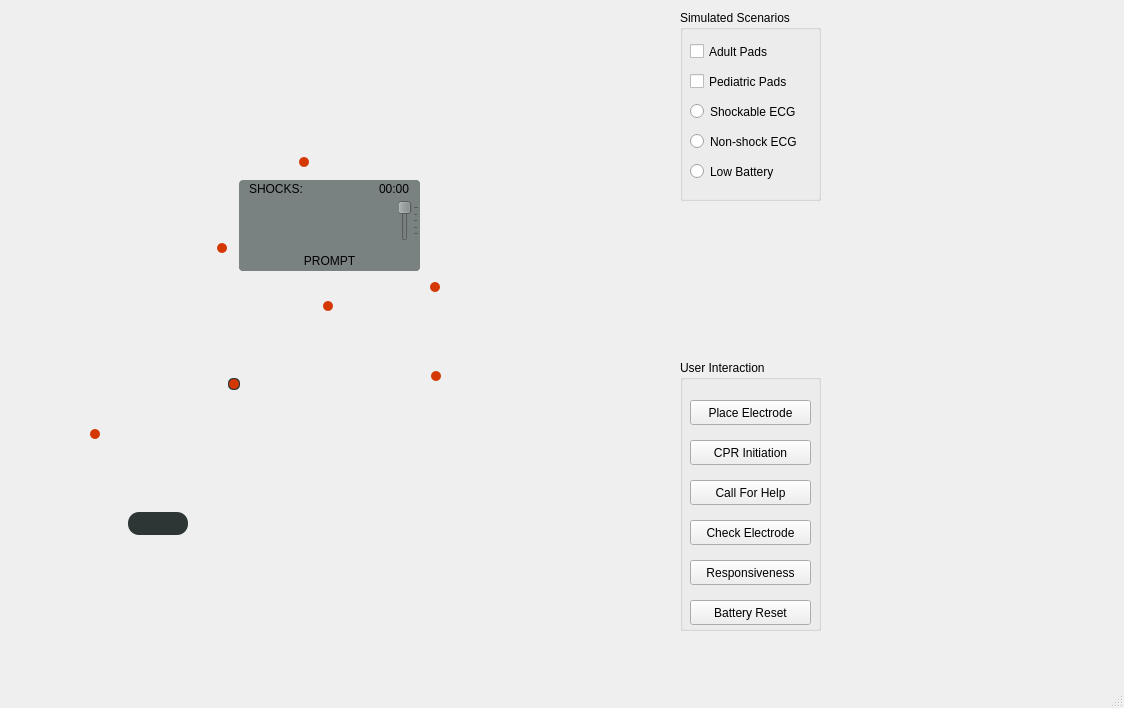
g-kassis/AED, file AED_Project/mainwindow.ui: the form before one commit.
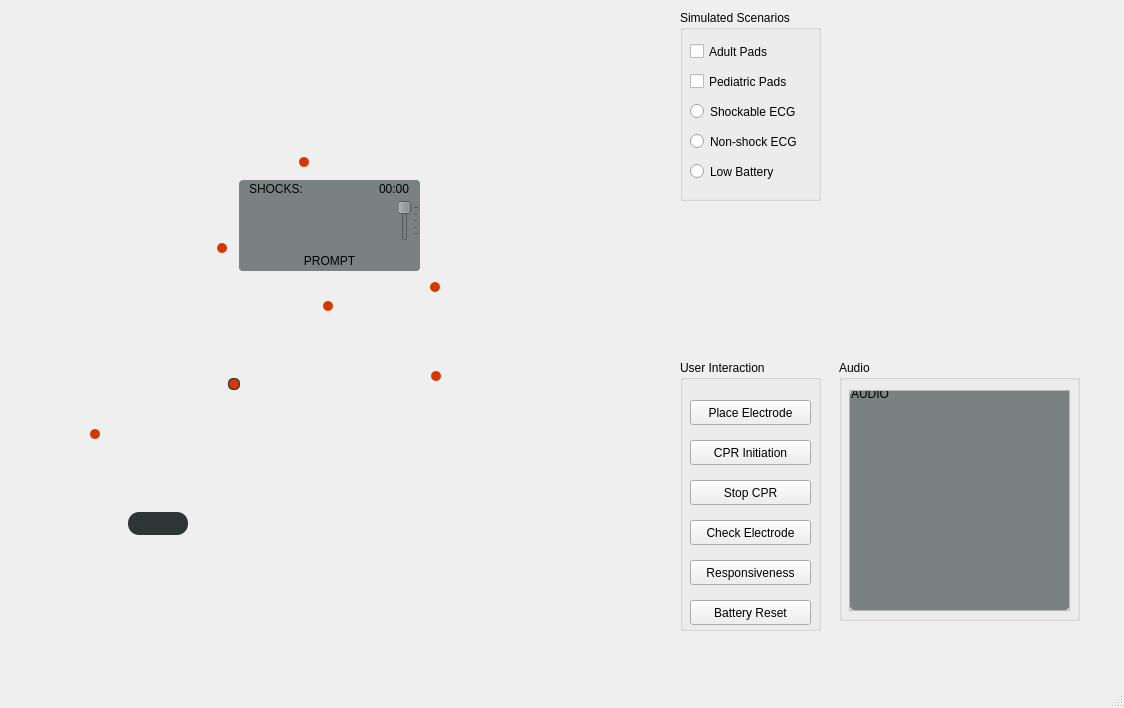
The form after the commit. Icons and pictures are not drawn. Custom widgets are drawn as their Qt base class.

Commit message:
CPR feedback, Audio and Shock Safety
Completed CPR feedback
Added Audio section in GUI
Started Shock button Safety and other buttons

Diff of the .ui file:
```diff
--- a/AED_Project/mainwindow.ui
+++ b/AED_Project/mainwindow.ui
@@ -533,7 +533,7 @@
       </rect>
      </property>
      <property name="text">
-      <string>Call For Help</string>
+      <string>Stop CPR</string>
      </property>
     </widget>
     <widget class="QPushButton" name="cprButton_3">
@@ -573,6 +573,65 @@
      </rect>
     </property>
    </widget>
+   <widget class="QGroupBox" name="groupBox">
+    <property name="geometry">
+     <rect>
+      <x>839</x>
+      <y>360</y>
+      <width>241</width>
+      <height>261</height>
+     </rect>
+    </property>
+    <property name="title">
+     <string>Audio </string>
+    </property>
+    <widget class="QScrollArea" name="scrollArea">
+     <property name="geometry">
+      <rect>
+       <x>10</x>
+       <y>30</y>
+       <width>221</width>
+       <height>221</height>
+      </rect>
+     </property>
+     <property name="widgetResizable">
+      <bool>true</bool>
+     </property>
+     <widget class="QWidget" name="scrollAreaWidgetContents">
+      <property name="geometry">
+       <rect>
+        <x>0</x>
+        <y>0</y>
+        <width>219</width>
+        <height>219</height>
+       </rect>
+      </property>
+      <property name="styleSheet">
+       <string notr="true">background-color:rgb(122, 129, 129);
+border-radius:4px;</string>
+      </property>
+      <widget class="QLabel" name="AudioBox">
+       <property name="geometry">
+        <rect>
+         <x>1</x>
+         <y>-4</y>
+         <width>221</width>
+         <height>221</height>
+        </rect>
+       </property>
+       <property name="styleSheet">
+        <string notr="true">color: black;</string>
+       </property>
+       <property name="text">
+        <string>AUDIO</string>
+       </property>
+       <property name="alignment">
+        <set>Qt::AlignLeading|Qt::AlignLeft|Qt::AlignTop</set>
+       </property>
+      </widget>
+     </widget>
+    </widget>
+   </widget>
    <zorder>mainInterface</zorder>
    <zorder>lcd</zorder>
    <zorder>shockButton</zorder>
```
Left out of the diff: 5 changed lines with no effect on the pictures. The commit also changes 8 other files.
